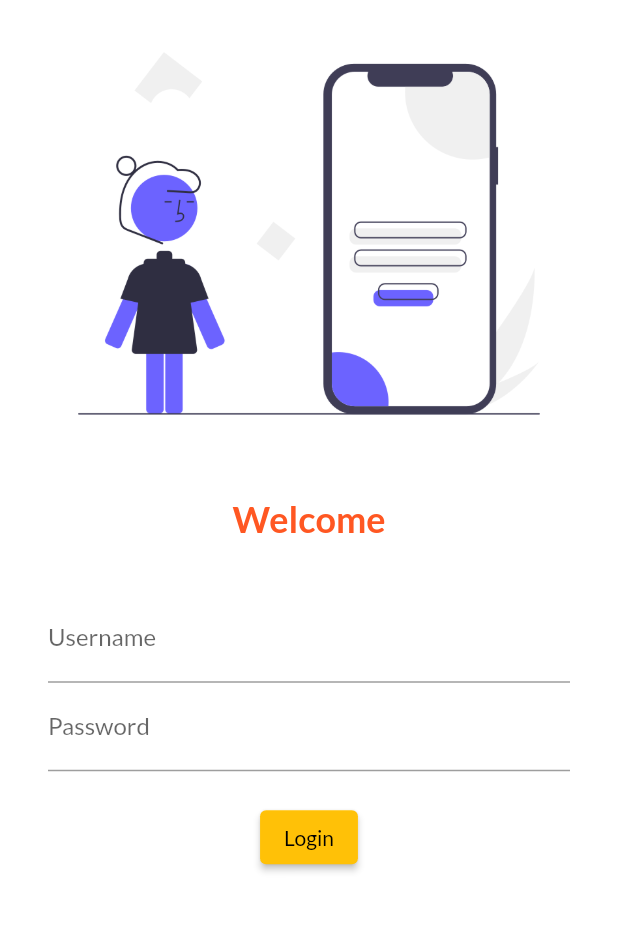
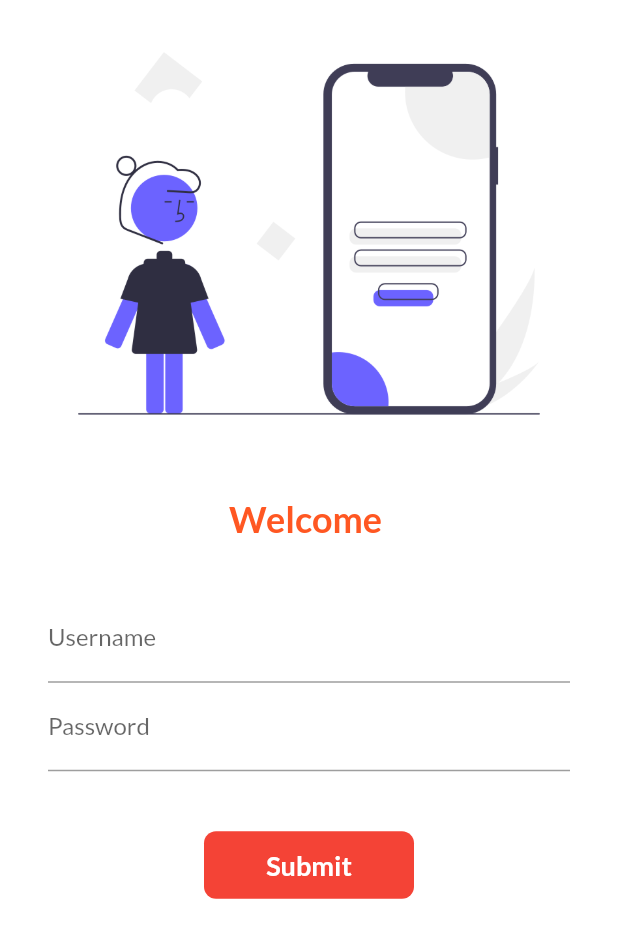
Before and after one commit to yashpatilofficial/flutter_course_projects, a Flutter app: the screen it shows after launch, on a phone screen of 412 x 824 dp. Shown: the top 938 px of the screen. Run offline on Flutter 3.47's test engine with Material 2 defaults, Android fonts, the phone set to English and light mode, and no system bars; our stand-ins replace google_fonts.

Commit message:
loginPage with Animated btn

```diff
--- a/lib/main.dart
+++ b/lib/main.dart
@@ -1,6 +1,7 @@
 import 'package:flutter/material.dart';
 import 'package:flutter_course_project/pages/homePage.dart';
 import 'package:flutter_course_project/pages/loginPage.dart';
+import 'package:flutter_course_project/utils/routes.dart';
 import 'package:google_fonts/google_fonts.dart';
 void main() {
   runApp(MyApp());
@@ -20,7 +21,8 @@
       ),
       routes: {
         "/": (context) => loginPage(),
-        "/login": (context) => loginPage(),
+        MyRoute.homeRoute: (context) => homePage(),
+        MyRoute.loginRoute: (context) => loginPage(),
       },
     );
   }
--- a/lib/pages/loginPage.dart
+++ b/lib/pages/loginPage.dart
@@ -1,13 +1,24 @@
 import 'package:flutter/material.dart';
+import 'package:flutter_course_project/utils/routes.dart';
 
 // ignore: camel_case_types
-class loginPage extends StatelessWidget {
+class loginPage extends StatefulWidget {
   const loginPage({Key? key}) : super(key: key);
+
+  @override
+  _loginPageState createState() => _loginPageState();
+}
+
+// ignore: camel_case_types
+class _loginPageState extends State<loginPage> {
+  String name = "";
+  bool changeButton = false;
 
   @override
   Widget build(BuildContext context) {
     return Material(
         color: Colors.white,
+        child: SingleChildScrollView(
           child: Column(
             children: [
               Image.asset(
@@ -18,7 +29,7 @@
                 height: 20.0,
               ),
               Text(
-              "Welcome",
+                "Welcome $name",
                 style: TextStyle(
                     color: Colors.deepOrange,
                     fontSize: 24,
@@ -28,8 +39,8 @@
                 height: 20.0,
               ),
               Padding(
-              padding:
-                  const EdgeInsets.symmetric(vertical: 16.0, horizontal: 32.0),
+                padding: const EdgeInsets.symmetric(
+                    vertical: 16.0, horizontal: 32.0),
                 child: Column(
                   children: [
                     TextFormField(
@@ -37,6 +48,10 @@
                         hintText: "Enter Username",
                         labelText: "Username",
                       ),
+                      onChanged: (value) {
+                        name = value;
+                        setState(() {});
+                      },
                     ),
                     TextFormField(
                       obscureText: true,
@@ -46,20 +61,49 @@
                       ),
                     ),
                     SizedBox(
-                    height: 20.0,
+                      height: 40.0,
                     ),
-                  Center(
-                    child: ElevatedButton(
+
+                    /* child: ElevatedButton(
                           child: Text("Login"),
                           onPressed: () {
-                          print("Hi Yash");
+                            Navigator.pushNamed(context, MyRoute.homeRoute);
                           },
-                        style: TextButton.styleFrom()),
+                          style:
+                              TextButton.styleFrom(minimumSize: Size(120, 40))), */
+                    InkWell(
+                      onTap: () async{
+
+                        setState(() {
+                          changeButton = true;
+                        });
+                        await Future.delayed(Duration(seconds: 1));
+                        Navigator.pushNamed(context, MyRoute.homeRoute);
+                      },
+                      child: AnimatedContainer(
+                        duration: Duration(seconds: 1),
+                        width: changeButton ? 50 : 140,
+                        height: 45,
+                        alignment: Alignment.center,
+                        child: changeButton ? Icon(Icons.done,color: Colors.white,) : Text(
+                          "Submit",
+                          style: TextStyle(
+                            fontWeight: FontWeight.bold,
+                            color: Colors.white,
+                            fontSize: 18,
+                          ),
+                        ),
+                        decoration: BoxDecoration(
+                          color: Colors.red,
+                          borderRadius: BorderRadius.circular(changeButton ? 20 : 8),
+                        ),
+                      ),
                     )
                   ],
                 ),
               )
             ],
+          ),
         ));
   }
 }
--- /dev/null
+++ b/lib/utils/routes.dart
@@ -0,0 +1,4 @@
+class MyRoute {
+  static String loginRoute = "/login";
+  static String homeRoute = "/home";
+}
```
Lines whose indentation alone changed are shown as unchanged.
